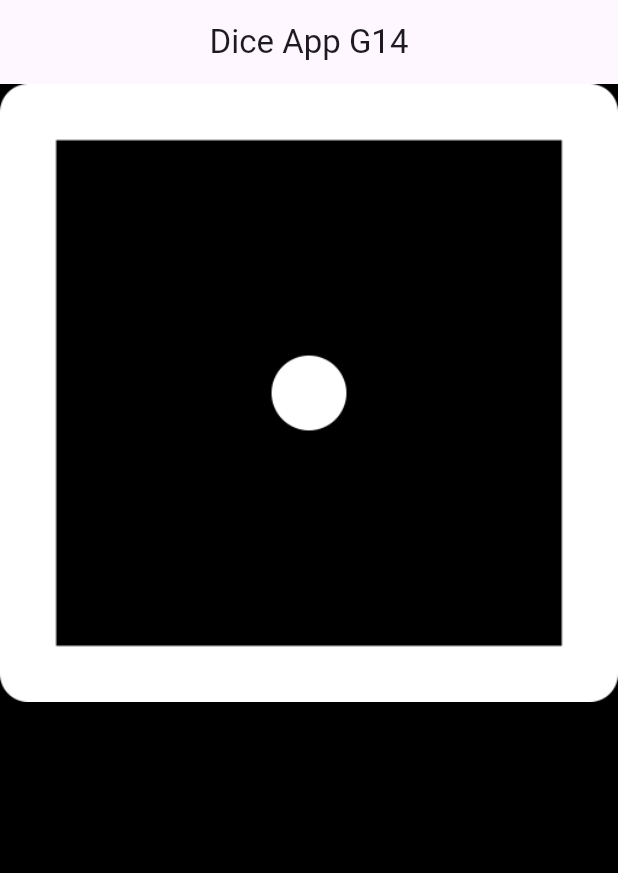
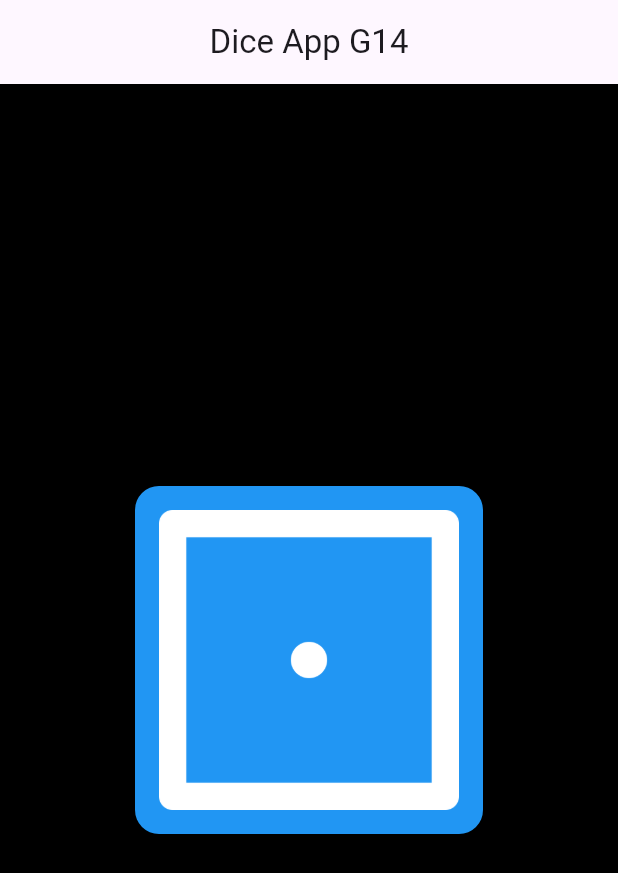
Before and after one commit to fr4nsgallegos/diceAppG14, a Flutter app: the screen it shows after launch, on a phone screen of 412 x 824 dp. Shown: the top 873 px of the screen. Run offline on Flutter 3.47's test engine with Material 3 defaults, Android fonts, the phone set to English and light mode, and no system bars.

Commit message:
primera forma de definir bordes circulares en un container

```diff
--- a/lib/pages/home_page.dart
+++ b/lib/pages/home_page.dart
@@ -9,7 +9,25 @@ class HomePage extends StatelessWidget {
       backgroundColor: Colors.black,
       appBar: AppBar(title: Text("Dice App G14"), centerTitle: true),
       body: Center(
-        child: Column(children: [Image.asset("assets/images/dice1.png")]),
+        child: Column(
+          mainAxisAlignment: MainAxisAlignment.center,
+          children: [
+            Container(
+              padding: EdgeInsets.all(16),
+              decoration: BoxDecoration(
+                color: Colors.blue,
+                // BORDES REDONDEADOS
+                // primera forma
+                borderRadius: BorderRadius.circular(16),
+              ),
+              child: Image.asset(
+                "assets/images/dice1.png",
+                height: 200,
+                width: 200,
+              ),
+            ),
+          ],
+        ),
       ),
     );
   }
```
